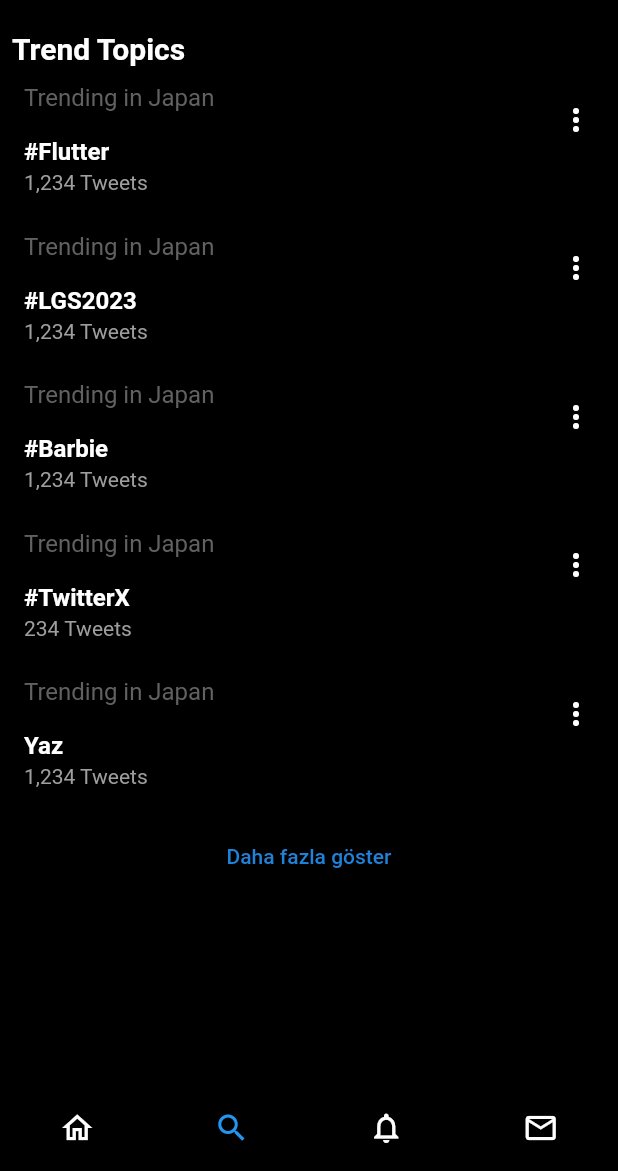
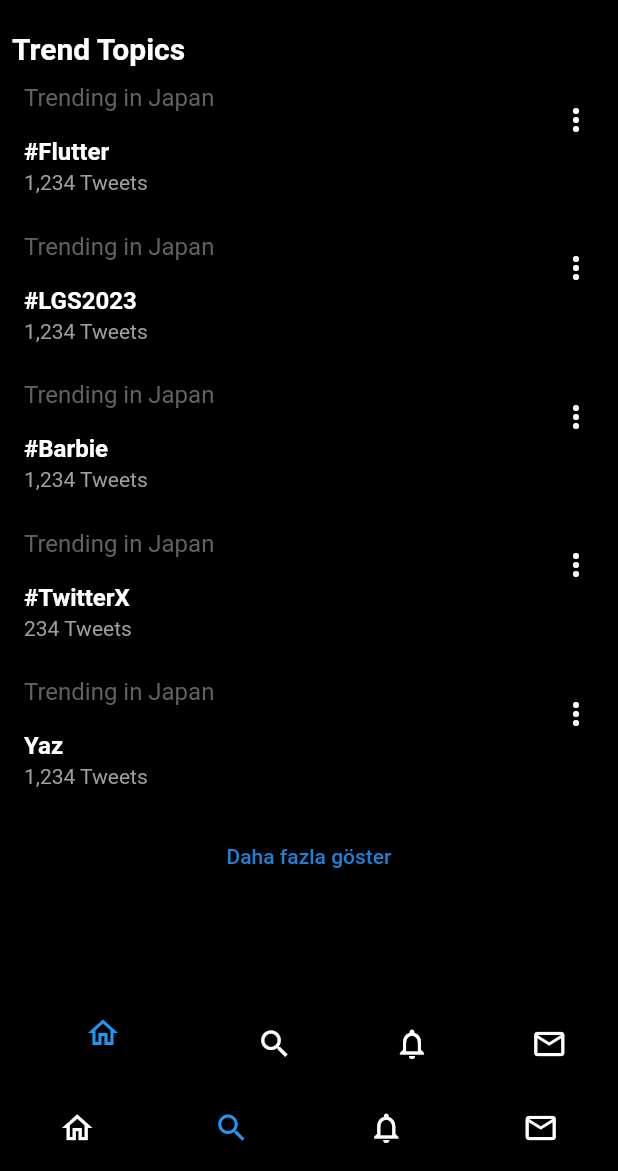
Before and after one commit to DumanIbrahm/twitterClone, a Flutter app: the screen it shows after launch, item 2 of the bottom bar chosen, on a phone screen of 412 x 824 dp, the part 65-1236 px from its top. Run offline on Flutter 3.47's test engine with Material 2 defaults, Android fonts, the phone set to English and light mode, and no system bars; network calls fail.

Commit message:
all pages fixed

```diff
--- a/lib/main.dart
+++ b/lib/main.dart
@@ -39,7 +39,7 @@ class _MyHomePageState extends State<MyHomePage> {
 
   List pages = [
     const HomePage(),
-    const TrendPage(),
+    TrendPage(),
     const NotificationsPage(),
     const MessageScreen(),
   ];
--- a/lib/my_pages/trend_page.dart
+++ b/lib/my_pages/trend_page.dart
@@ -1,12 +1,12 @@
-import 'package:flutter/cupertino.dart';
 import 'package:flutter/material.dart';
 import 'package:twitter_clone/constant.dart';
 import 'package:twitter_clone/my_pages/bottom_navigation_bar.dart';
 import 'package:twitter_clone/my_pages/drawer.dart';
 import 'package:twitter_clone/my_pages/trend_settings.dart';
+import 'package:twitter_clone/my_pages/trend_topics.dart';
+import 'custom_delegate.dart';
 
 class TrendPage extends StatefulWidget {
-  const TrendPage({Key? key}) : super(key: key);
   @override
   State<StatefulWidget> createState() => _TrendPageState();
 }
@@ -16,9 +16,9 @@ class _TrendPageState extends State<TrendPage> {
   Widget build(BuildContext context) {
     return Scaffold(
       backgroundColor: Pallete.primaryColor,
-      drawer: DrawerMenu(),
+      drawer: const DrawerMenu(),
       appBar: AppBar(
-        iconTheme: IconThemeData(color: Pallete.textColor),
+        iconTheme: const IconThemeData(color: Pallete.textColor),
         backgroundColor: Pallete.primaryColor,
         actions: <Widget>[
           Row(
@@ -41,16 +41,16 @@ class _TrendPageState extends State<TrendPage> {
                         showSearch(
                             context: context, delegate: CustomSearchDelegate());
                       },
-                      child: Text("Twitter'da ara"),
                       style: ButtonStyle(
                         foregroundColor:
                             MaterialStateProperty.all<Color>(Colors.grey),
                       ),
+                      child: const Text("Twitter'da ara"),
                     ),
                   ),
                 ],
               ),
-              SizedBox(
+              const SizedBox(
                 width: 10,
               ),
               IconButton(
@@ -62,7 +62,7 @@ class _TrendPageState extends State<TrendPage> {
                             builder: (context) => TrendSettings()),
                         (route) => false);
                   },
-                  icon: Icon(Icons.settings))
+                  icon: const Icon(Icons.settings))
             ],
           ),
         ],
@@ -70,8 +70,8 @@ class _TrendPageState extends State<TrendPage> {
       body: ListView(
         scrollDirection: Axis.vertical,
         children: <Widget>[
-          Padding(
-            padding: const EdgeInsets.all(8.0),
+          const Padding(
+            padding: EdgeInsets.all(8.0),
             child: Text("Trend Topics",
                 style: TextStyle(
                   fontSize: 20,
@@ -86,7 +86,7 @@ class _TrendPageState extends State<TrendPage> {
                 color: Colors.grey[700],
               ),
             ),
-            subtitle: ListTile(
+            subtitle: const ListTile(
               contentPadding: EdgeInsets.all(0),
               title: Text(
                 "#Flutter",
@@ -102,7 +102,7 @@ class _TrendPageState extends State<TrendPage> {
                 ),
               ),
             ),
-            trailing: Icon(
+            trailing: const Icon(
               Icons.more_vert,
               color: Pallete.textColor,
             ),
@@ -114,7 +114,7 @@ class _TrendPageState extends State<TrendPage> {
                 color: Colors.grey[700],
               ),
             ),
-            subtitle: ListTile(
+            subtitle: const ListTile(
               contentPadding: EdgeInsets.all(0),
               title: Text(
                 "#LGS2023",
@@ -130,7 +130,7 @@ class _TrendPageState extends State<TrendPage> {
                 ),
               ),
             ),
-            trailing: Icon(
+            trailing: const Icon(
               Icons.more_vert,
               color: Pallete.textColor,
             ),
@@ -142,7 +142,7 @@ class _TrendPageState extends State<TrendPage> {
                 color: Colors.grey[700],
               ),
             ),
-            subtitle: ListTile(
+            subtitle: const ListTile(
               contentPadding: EdgeInsets.all(0),
               title: Text(
                 "#Barbie",
@@ -158,7 +158,7 @@ class _TrendPageState extends State<TrendPage> {
                 ),
               ),
             ),
-            trailing: Icon(
+            trailing: const Icon(
               Icons.more_vert,
               color: Pallete.textColor,
             ),
@@ -170,7 +170,7 @@ class _TrendPageState extends State<TrendPage> {
                 color: Colors.grey[700],
               ),
             ),
-            subtitle: ListTile(
+            subtitle: const ListTile(
               contentPadding: EdgeInsets.all(0),
               title: Text(
                 "#TwitterX",
@@ -186,7 +186,7 @@ class _TrendPageState extends State<TrendPage> {
                 ),
               ),
             ),
-            trailing: Icon(
+            trailing: const Icon(
               Icons.more_vert,
               color: Pallete.textColor,
             ),
@@ -198,7 +198,7 @@ class _TrendPageState extends State<TrendPage> {
                 color: Colors.grey[700],
               ),
             ),
-            subtitle: ListTile(
+            subtitle: const ListTile(
               contentPadding: EdgeInsets.all(0),
               title: Text(
                 "Yaz",
@@ -214,14 +214,22 @@ class _TrendPageState extends State<TrendPage> {
                 ),
               ),
             ),
-            trailing: Icon(
+            trailing: const Icon(
               Icons.more_vert,
               color: Pallete.textColor,
             ),
           ),
           TextButton(
-            onPressed: () {},
-            child: Text(
+            onPressed: () {
+              setState(() {
+                Navigator.pop(context);
+                Navigator.pushAndRemoveUntil(
+                    context,
+                    MaterialPageRoute(builder: (context) => TrendTopics()),
+                    (route) => false);
+              });
+            },
+            child: const Text(
               "Daha fazla göster",
               style: TextStyle(
                 color: Pallete.twitterBlue,
@@ -230,76 +238,7 @@ class _TrendPageState extends State<TrendPage> {
           ),
         ],
       ),
+      bottomNavigationBar: const BottomNavigationBars(),
     );
   }
 }
-
-class CustomSearchDelegate extends SearchDelegate {
-  List<String> searchTerms = [
-    "Apple",
-    "Banana",
-    "Cherry",
-    "Durian",
-    "Mango",
-    "Fig",
-  ];
-  @override
-  List<Widget>? buildActions(BuildContext context) {
-    return [
-      IconButton(
-        onPressed: () {
-          query = "";
-        },
-        icon: const Icon(Icons.clear),
-      ),
-    ];
-  }
-
-  @override
-  Widget? buildLeading(BuildContext context) {
-    return IconButton(
-      onPressed: () {
-        close(context, "");
-      },
-      icon: const Icon(Icons.arrow_back),
-    );
-  }
-
-  @override
-  Widget buildResults(BuildContext context) {
-    List<String> matchQuery = [];
-    for (var fruit in searchTerms) {
-      if (fruit.toLowerCase().contains(query.toLowerCase())) {
-        matchQuery.add(fruit);
-      }
-    }
-    return ListView.builder(
-      itemCount: matchQuery.length,
-      itemBuilder: (context, index) {
-        var result = matchQuery[index];
-        return ListTile(
-          title: Text(result),
-        );
-      },
-    );
-  }
-
-  @override
-  Widget buildSuggestions(BuildContext context) {
-    List<String> matchQuery = [];
-    for (var fruit in searchTerms) {
-      if (fruit.toLowerCase().contains(query.toLowerCase())) {
-        matchQuery.add(fruit);
-      }
-    }
-    return ListView.builder(
-      itemCount: matchQuery.length,
-      itemBuilder: (context, index) {
-        var result = matchQuery[index];
-        return ListTile(
-          title: Text(result),
-        );
-      },
-    );
-  }
-}
```
Also changed, not shown: lib/my_pages/custom_delegate.dart (added, +96 -0 lines), lib/my_pages/trend_topics.dart (added, +331 -0 lines).
